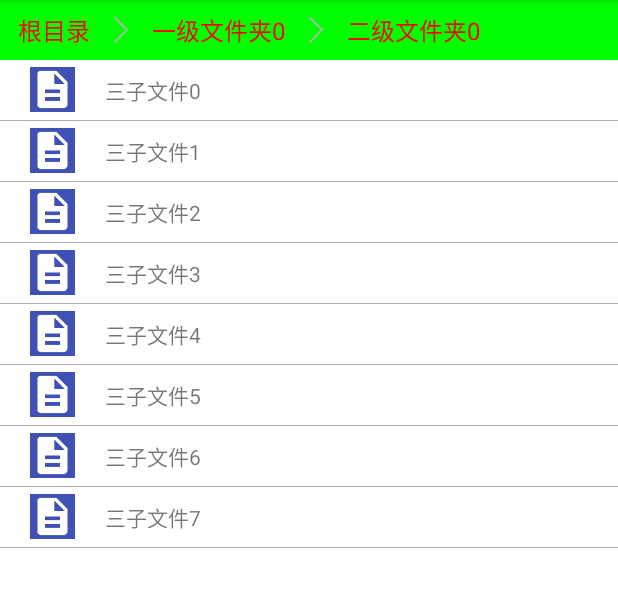
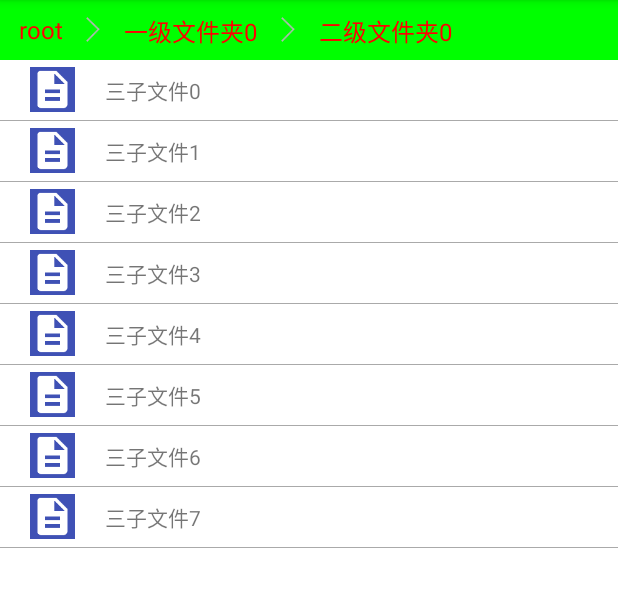
Before and after one commit to kevinbobby/NavigatorBar, an Android app: the screen it shows after launch (NoCacheActivity before the commit, WithCacheActivity after it), after a tap on an icon or button, on a phone screen of 412 x 824 dp, the part 84-682 px from its top. Run offline under Robolectric (Android 15) with nearby library versions, the phone set to English and light mode, and no system bars; 2 other taps on this screen came first.

Commit message:
修改添加节点的处理

```diff
--- a/app/src/main/AndroidManifest.xml
+++ b/app/src/main/AndroidManifest.xml
@@ -9,16 +9,16 @@
         android:supportsRtl="true"
         android:theme="@style/AppTheme">
         <activity android:name=".NoCacheActivity">
+            <!--<intent-filter>-->
+                <!--<action android:name="android.intent.action.MAIN"/>-->
+                <!--<category android:name="android.intent.category.LAUNCHER"/>-->
+            <!--</intent-filter>-->
+        </activity>
+        <activity android:name=".WithCacheActivity">
             <intent-filter>
                 <action android:name="android.intent.action.MAIN"/>
                 <category android:name="android.intent.category.LAUNCHER"/>
             </intent-filter>
         </activity>
-        <activity android:name=".WithCacheActivity">
-            <!--<intent-filter>-->
-                <!--<action android:name="android.intent.action.MAIN"/>-->
-                <!--<category android:name="android.intent.category.LAUNCHER"/>-->
-            <!--</intent-filter>-->
-        </activity>
     </application>
 </manifest>
--- a/app/src/main/java/com/zhubibo/navigatorbar/sample/WithCacheActivity.java
+++ b/app/src/main/java/com/zhubibo/navigatorbar/sample/WithCacheActivity.java
@@ -38,11 +38,11 @@ public class WithCacheActivity extends AppCompatActivity implements
         // 初始化导航list
         mNavBarView = findViewById(R.id.navBarView);
         mDataLv = findViewById(R.id.mainDataLv);
+
+        mNavBarView.addNavEntityWithCache("0", "root", DataUtil.mFirstEntities);
     }
 
     private void initValues() {
-        // 需要缓存，则必须要设置根元素的缓存值
-        mNavBarView.addRootCache(DataUtil.mFirstEntities);
     }
 
     private void bindEvents() {
@@ -71,7 +71,7 @@ public class WithCacheActivity extends AppCompatActivity implements
     @Override
     public void onNavClick(NavEntity navEntity) {
         // 使用了addNavEntityWithData缓存数据，则可以直接获取缓存
-        mDataAdapter.setData((ArrayList<DataEntity>) navEntity.dataList);
+        mDataAdapter.setData((ArrayList<DataEntity>) navEntity.cacheData);
 
     }
 }
--- a/app/src/main/res/layout/activity_main.xml
+++ b/app/src/main/res/layout/activity_main.xml
@@ -13,7 +13,6 @@
         android:id="@+id/navBarView"
         app:navbar_background="#0F0"
         app:navbar_height="40dp"
-        app:navbar_root_text="根目录"
         app:navbar_always_show_root="true"
         app:navbar_text_color="#f00"
         app:navbar_text_size="16sp"
--- a/navigatorbarlib/src/main/java/com/zhubibo/navigatorbarlib/NavAdapter.java
+++ b/navigatorbarlib/src/main/java/com/zhubibo/navigatorbarlib/NavAdapter.java
@@ -54,7 +54,7 @@ public class NavAdapter extends RecyclerView.Adapter<NavAdapter.NavViewHolder> {
             } else {
                 viewHolder.navLineIv.setVisibility(View.VISIBLE);
             }
-            viewHolder.navTitle.setText(navEntity.dataTitle);
+            viewHolder.navTitle.setText(navEntity.navTitle);
             viewHolder.navTitle.setOnClickListener(new View.OnClickListener() {
                 @Override
                 public void onClick(View v) {
--- a/navigatorbarlib/src/main/java/com/zhubibo/navigatorbarlib/NavEntity.java
+++ b/navigatorbarlib/src/main/java/com/zhubibo/navigatorbarlib/NavEntity.java
@@ -1,6 +1,4 @@
 package com.zhubibo.navigatorbarlib;
-
-import java.util.ArrayList;
 
 /**
  * Created by Kevin on 2016/10/3 0:11.
@@ -12,18 +10,24 @@ public class NavEntity {
     public int index;
 
     // 导航标题
-    public String dataTitle;
+    public String navTitle;
 
-    // 导航 string id
-    public String dataId;
+    // 导航id
+    public Object dataId;
 
     // 当前目录缓存的数据
-    public ArrayList<?> dataList;
+    public Object cacheData;
 
-    public NavEntity(int index, String dataTitle, String dataId, ArrayList<?> dataList) {
+    public NavEntity(int index, String navTitle, Object dataId) {
         this.index = index;
-        this.dataTitle = dataTitle;
+        this.navTitle = navTitle;
         this.dataId = dataId;
-        this.dataList = dataList;
+    }
+
+    public NavEntity(int index, String navTitle, Object dataId, Object cacheData) {
+        this.index = index;
+        this.navTitle = navTitle;
+        this.dataId = dataId;
+        this.cacheData = cacheData;
     }
 }
--- a/navigatorbarlib/src/main/java/com/zhubibo/navigatorbarlib/NavigatorBarView.java
+++ b/navigatorbarlib/src/main/java/com/zhubibo/navigatorbarlib/NavigatorBarView.java
@@ -24,12 +24,10 @@ public class NavigatorBarView extends LinearLayout implements NavAdapter.OnNavIt
     private Drawable navDivider;
     private int navTextColor;
     private int navTextSize;
-    // 不可为空
-    private String navRootText;
     // 设置根元素是否始终显示，如果为false，则只有根元素的时候，会隐藏导航栏
     private boolean alwaysShowRoot;
 
-    private View mRootView;
+    private View mBarView;
     // 导航信息
     private ArrayList<NavEntity> mNavEntities = new ArrayList<>();
     private RecyclerView mNavRv;
@@ -56,15 +54,14 @@ public class NavigatorBarView extends LinearLayout implements NavAdapter.OnNavIt
         navDivider = typedArray.getDrawable(R.styleable.NavigatorBarView_navbar_divider);
         navTextColor = typedArray.getColor(R.styleable.NavigatorBarView_navbar_text_color, Color.BLACK);
         navTextSize = typedArray.getDimensionPixelSize(R.styleable.NavigatorBarView_navbar_text_size, dip2px(context, 14));
-        navRootText = typedArray.getString(R.styleable.NavigatorBarView_navbar_root_text);
         alwaysShowRoot = typedArray.getBoolean(R.styleable.NavigatorBarView_navbar_always_show_root, true);
         typedArray.recycle();
         init(context);
     }
 
     private void init(Context context) {
-        mRootView = LayoutInflater.from(context).inflate(R.layout.view_navigator_bar, this);
-        mRootView.setVisibility(GONE);
+        mBarView = LayoutInflater.from(context).inflate(R.layout.view_navigator_bar, this);
+        mBarView.setVisibility(GONE);
 
         mNavRv = findViewById(R.id.navigatorRv);
         LinearLayoutManager layoutManager = new LinearLayoutManager(context);
@@ -77,15 +74,13 @@ public class NavigatorBarView extends LinearLayout implements NavAdapter.OnNavIt
         mNavAdapter.setNavItemClickListener(this);
 
         // 设置控件背景色
-        mRootView.setBackgroundColor(navBackgroundColor);
+        mBarView.setBackgroundColor(navBackgroundColor);
         // 设置控件高度
-        mRootView.setMinimumHeight(navHeight);
-        // 设置控件根目录
-        initRootEntity(navRootText, null);
-    }
-
-    public void setNavItemClickCallback(OnNavItemClickCallback itemClickCallback) {
-        this.clickCallback = itemClickCallback;
+        mBarView.setMinimumHeight(navHeight);
+        // 设置控件是否显示
+        if (mBarView.getVisibility() == GONE && alwaysShowRoot) {
+            mBarView.setVisibility(VISIBLE);
+        }
     }
 
     @Override
@@ -98,64 +93,61 @@ public class NavigatorBarView extends LinearLayout implements NavAdapter.OnNavIt
         mNavRv.smoothScrollToPosition(navEntity.index);
         // 如果alwaysShowRoot为false
         if (!alwaysShowRoot && navEntity.index == 0) {
-            mRootView.setVisibility(GONE);
+            mBarView.setVisibility(GONE);
         }
         // 点击事件
         clickCallback.onNavClick(navEntity);
     }
 
     /**
-     * 初始化根元素
-     * @param rootName  根元素名称
-     * @param dataList  缓存数据
-     */
-    public void initRootEntity(String rootName, ArrayList<?> dataList) {
-        if (mRootView.getVisibility() == GONE && alwaysShowRoot) {
-            mRootView.setVisibility(VISIBLE);
-        }
-        NavEntity mRootEntity = new NavEntity(0, rootName, "0", dataList);
-        mNavEntities.add(mRootEntity);
-        mCurrEntity = mRootEntity;
-        mNavAdapter.setData(mNavEntities);
-    }
-
-    /**
-     * 如果需要缓存，则必须要设置根元素的缓存值
-     * @param dataList      根元素的数据list
-     */
-    public void addRootCache(ArrayList<?> dataList) {
-        mNavEntities.get(0).dataList = dataList;
-    }
-
-    /**
      * 增加导航元素，不需要缓存数据
      * @param dataId        导航元素id，用于后续点击事件主键的获取
-     * @param dataTitle     导航元素名称
+     * @param navTitle     导航元素名称
      */
-    public void addNavEntityNoCache(String dataId, String dataTitle) {
-        addNavEntityWithCache(dataId, dataTitle, null);
+    public void addNavEntityNoCache(Object dataId, String navTitle) {
+        NavEntity navEntity = new NavEntity(mNavEntities.size(), navTitle, dataId);
+        addNavEntity(navEntity);
     }
 
     /**
      * 增加导航元素，需要缓存数据
      * @param dataId        导航元素id，用于后续点击事件主键的获取
-     * @param dataTitle     导航元素名称
-     * @param dataList      缓存数据
+     * @param navTitle     导航元素名称
+     * @param cacheData     缓存数据
      */
-    public void addNavEntityWithCache(String dataId, String dataTitle, ArrayList<?> dataList) {
-        if (mRootView.getVisibility() == GONE) {
-            mRootView.setVisibility(VISIBLE);
+    public void addNavEntityWithCache(Object dataId, String navTitle, Object cacheData) {
+        NavEntity navEntity = new NavEntity(mNavEntities.size(), navTitle, dataId, cacheData);
+        addNavEntity(navEntity);
+    }
+
+    /**
+     * 增加导航元素
+     * @param navEntity     导航元素
+     */
+    private void addNavEntity(NavEntity navEntity) {
+        if (mBarView.getVisibility() == GONE) {
+            mBarView.setVisibility(VISIBLE);
         }
-        NavEntity navEntity = new NavEntity(mNavEntities.size(), dataTitle, dataId, dataList);
         mNavEntities.add(navEntity);
         mNavAdapter.setData(mNavEntities);
         mCurrEntity = navEntity;
-        mNavRv.smoothScrollToPosition(navEntity.index);
+        // TODO 如果滑动到0，则后续数据都不显示，原因未知
+        if (navEntity.index > 0) {
+            mNavRv.smoothScrollToPosition(navEntity.index);
+        }
     }
 
     public int dip2px(Context context, float dpValue) {
         final float scale = context.getResources().getDisplayMetrics().density;
         return (int) (dpValue * scale + 0.5f);
+    }
+
+    /**
+     * 设置导航item的点击回调事件
+     * @param itemClickCallback     导航item的点击回调事件
+     */
+    public void setNavItemClickCallback(OnNavItemClickCallback itemClickCallback) {
+        this.clickCallback = itemClickCallback;
     }
 
     public interface OnNavItemClickCallback {
--- a/navigatorbarlib/src/main/res/drawable/ic_chevron_right_black_24dp.xml
+++ b/navigatorbarlib/src/main/res/drawable/ic_chevron_right_black_24dp.xml
@@ -4,6 +4,6 @@
         android:viewportWidth="24.0"
         android:viewportHeight="24.0">
     <path
-        android:fillColor="#FF000000"
+        android:fillColor="#FF808080"
         android:pathData="M10,6L8.59,7.41 13.17,12l-4.58,4.59L10,18l6,-6z"/>
 </vector>
--- a/navigatorbarlib/src/main/res/values/attrs.xml
+++ b/navigatorbarlib/src/main/res/values/attrs.xml
@@ -7,7 +7,6 @@
         <attr name="navbar_divider" format="reference"/>
         <attr name="navbar_text_size" format="dimension|reference"/>
         <attr name="navbar_text_color" format="color|reference"/>
-        <attr name="navbar_root_text" format="string|reference"/>
         <attr name="navbar_always_show_root" format="boolean"/>
     </declare-styleable>
 </resources>
```
